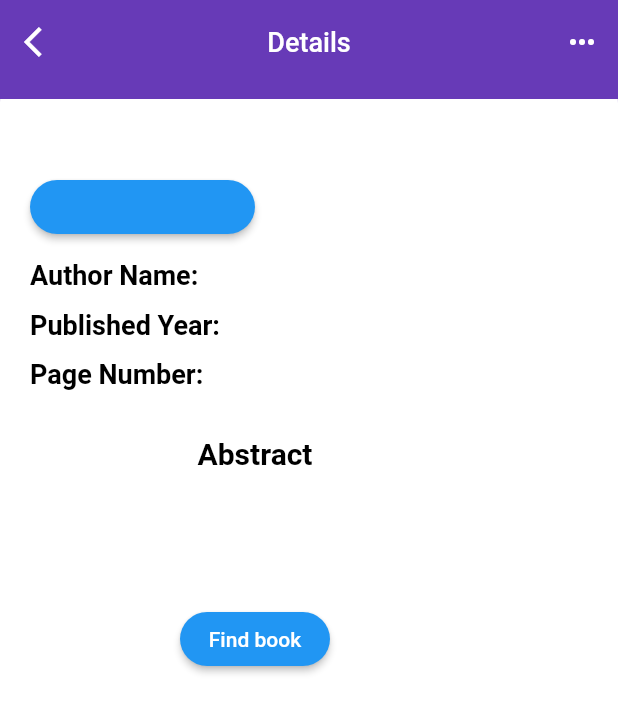
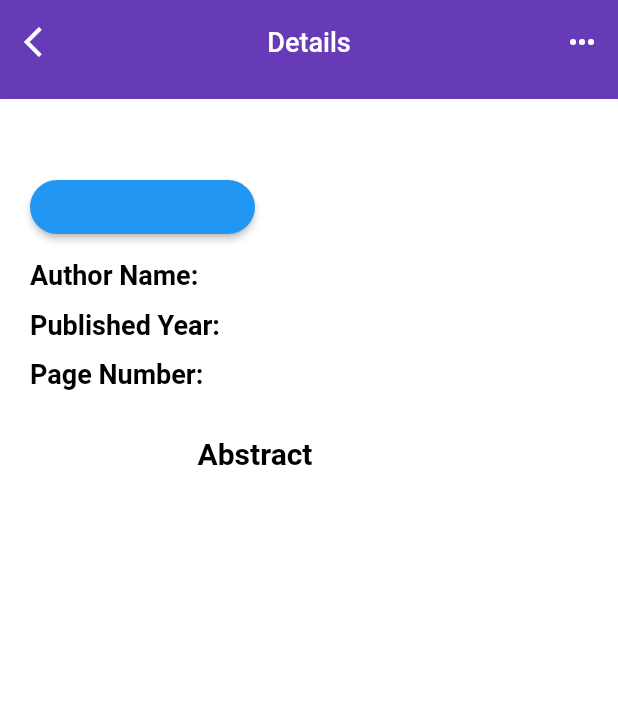
Before and after one commit to isinsuarici/Books-Store, a Flutter app: the DetailsPage screen opened directly with empty values, scrolled down 358 dp, on a phone screen of 412 x 824 dp. Shown: the top 713 px of the screen. Run offline on Flutter 3.47's test engine with Material 2 defaults, Android fonts, the phone set to English and light mode, and no system bars; Roboto replaces fonts that are missing (Montserrat).

Commit message:
Update detail.dart

```diff
--- a/lib/components/detail/body.dart
+++ b/lib/components/detail/body.dart
@@ -39,8 +39,8 @@ class BodyForDetailsPage extends StatelessWidget {
                     ),
                   ),
                   child: Column(
-                    children: <Widget>[
-                      const ColorAndSize(),
+                    children: const <Widget>[
+                      ColorAndSize(),
                       SizedBox(),
                     ],
                   ),
--- a/lib/components/mainPage/body.dart
+++ b/lib/components/mainPage/body.dart
@@ -22,11 +22,11 @@ class Bodyy extends StatelessWidget {
           TitleWithMoreButton(title: "Best Sellers",press: (){}),
           BestSellersScreen(),
           TitleWithMoreButton(title: "Categories", press: (){}),
-          Categories(),
-          SizedBox(height: kDefaultPadding),
+          const Categories(),
+          const SizedBox(height: kDefaultPadding),
           TitleWithMoreButton(title: "All Books", press: (){}),
           AllBooksScreen(),
-          SizedBox(height: kDefaultPadding),
+          const SizedBox(height: kDefaultPadding),
 
 
         ],
--- a/lib/components/mainPage/mainBooks.dart
+++ b/lib/components/mainPage/mainBooks.dart
@@ -51,7 +51,7 @@ class AllBooksCard extends StatelessWidget {
         width: 300,
         child: ListView.separated(
           scrollDirection: Axis.horizontal,
-          itemCount: books.length,
+          itemCount: 6,
           itemBuilder: (context, index) {
             final book = books[index];
             return AllBooks(book:book);
--- a/lib/screens/details.dart
+++ b/lib/screens/details.dart
@@ -1,4 +1,4 @@
-import 'package:books_store/screens/allBooks_screen.dart';
+
 import 'package:flutter/material.dart';
 
 class DetailsPage extends StatefulWidget {
@@ -273,39 +273,14 @@ class _DetailsPageState extends State<DetailsPage> {
                                                                   .black)),
                                                     ),
                                                   ),
-                                                  ElevatedButton(
-                                                    style: ElevatedButton
-                                                        .styleFrom(
-                                                      shape:
-                                                          RoundedRectangleBorder(
-                                                        borderRadius:
-                                                            BorderRadius
-                                                                .circular(20),
-                                                      ),
-                                                      primary:
-                                                          Colors.deepPurple,
-                                                      fixedSize:
-                                                          const Size.fromWidth(
-                                                              100),
-                                                      padding:
-                                                          const EdgeInsets.all(
-                                                              10),
-                                                    ),
-                                                    onPressed: () {
-                                                      Navigator.push(
-                                                          context,
-                                                          MaterialPageRoute(
-                                                              builder: (context) =>
-                                                                  (AllBooksScreen())));
-                                                    },
-                                                    child: const Text(
-                                                      "Find book",
-                                                      style: TextStyle(
-                                                          color: Colors.white),
-                                                    ),
-                                                  ),
                                                 ])
-                                              ])
+                                              ]),
+                                              const SizedBox(height:10),
+                                              Row(
+                                                children: const [
+                                                  // dükkanlar buraya gelicek
+                                                ]
+                                              ),
                                             ],
                                           ),
                                         )
@@ -319,7 +294,7 @@ class _DetailsPageState extends State<DetailsPage> {
                                 alignment: Alignment.bottomCenter,
                                 child: Row(
                                   mainAxisAlignment: MainAxisAlignment.center,
-                                  children: <Widget>[
+                                  children: const <Widget>[
                                     //      Icon(Icons.star),
                                     //          Text("Bottom Text")
                                   ],
```
